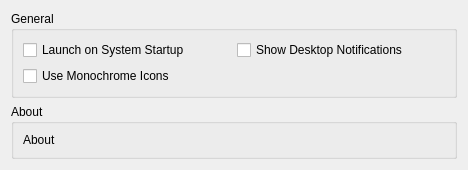
Old version of the form src/mirall/generalsettings.ui in the repository nextcloud/desktop.
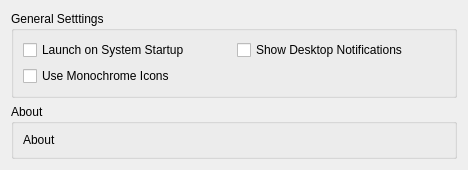
New version of the form.

Patch:
```diff
--- a/src/mirall/generalsettings.ui
+++ b/src/mirall/generalsettings.ui
@@ -17,7 +17,7 @@
    <item>
     <widget class="QGroupBox" name="generalGroupBox">
      <property name="title">
-      <string>General</string>
+      <string>General Setttings</string>
      </property>
      <layout class="QGridLayout" name="gridLayout_2">
       <item row="0" column="0">
```
Left out of the diff: 3 changed lines with no effect on the pictures.
